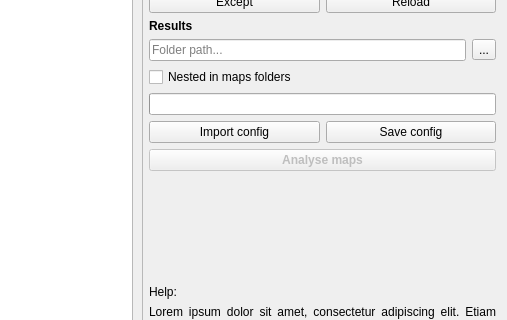
The window that batch.ui (pfilipl/PolyX-XRF-Data-Analyser) describes before a commit, drawn with Qt 5; both pictures show x 597 to 1104 and y 292 to 612 of the 1104 by 720 pixel window.
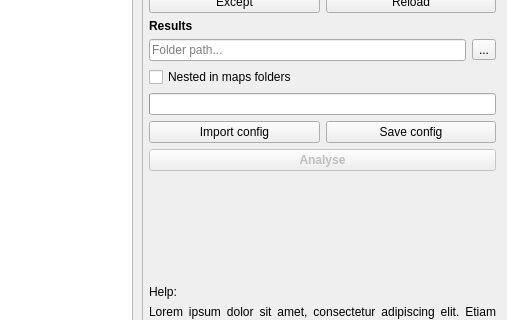
The same window after the commit.

```diff
--- a/batch.ui
+++ b/batch.ui
@@ -1265,7 +1265,7 @@
         <bool>false</bool>
        </property>
        <property name="text">
-        <string>Analyse maps</string>
+        <string>Analyse</string>
        </property>
        <property name="checkable">
         <bool>false</bool>
```
